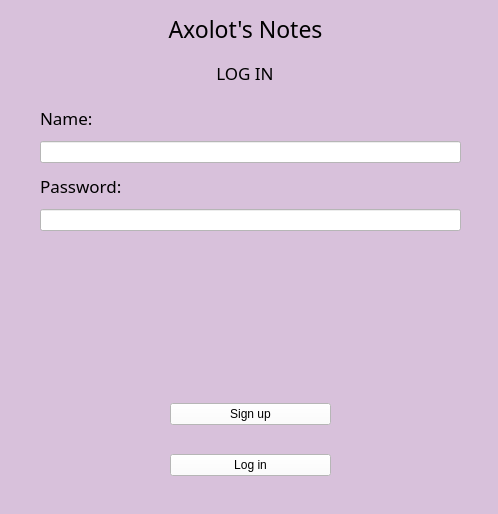
First picture: the form in Interface_files/WindowAccountLogin.ui, repository Ephirious/Notes-TaskManager, before the edit.
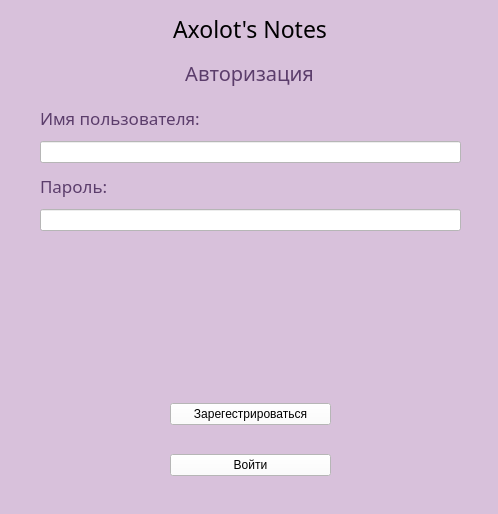
Second picture: the form after the edit. Icons and pictures are not drawn.

The edit to the form file:
```diff
--- a/Interface_files/WindowAccountLogin.ui
+++ b/Interface_files/WindowAccountLogin.ui
@@ -75,7 +75,7 @@
 }</string>
       </property>
       <property name="text">
-       <string>Sign up</string>
+       <string>Зарегестрироваться</string>
       </property>
      </widget>
     </item>
@@ -96,7 +96,7 @@
 }</string>
       </property>
       <property name="text">
-       <string>Log in</string>
+       <string>Войти</string>
       </property>
      </widget>
     </item>
@@ -141,10 +141,11 @@
         <property name="styleSheet">
          <string notr="true">font: 13pt &quot;Sitka&quot;;
 background-color: none;
+color: rgb(91, 61, 107)
 </string>
         </property>
         <property name="text">
-         <string>Name:</string>
+         <string>Имя пользователя:</string>
         </property>
        </widget>
       </item>
@@ -209,10 +210,11 @@
         </property>
         <property name="styleSheet">
          <string notr="true">font: 13pt &quot;Sitka&quot;;
-background-color: none;</string>
+background-color: none;
+color: rgb(91, 61, 107)</string>
         </property>
         <property name="text">
-         <string>Password:</string>
+         <string>Пароль:</string>
         </property>
        </widget>
       </item>
@@ -255,7 +257,7 @@
     <rect>
      <x>140</x>
      <y>10</y>
-     <width>211</width>
+     <width>220</width>
      <height>81</height>
     </rect>
    </property>
@@ -264,7 +266,7 @@
      <widget class="QLabel" name="label_App">
       <property name="font">
        <font>
-        <family>Snap ITC</family>
+        <family>Ravie</family>
         <pointsize>17</pointsize>
         <italic>false</italic>
         <bold>false</bold>
@@ -294,7 +296,7 @@
       <property name="font">
        <font>
         <family>Sitka</family>
-        <pointsize>13</pointsize>
+        <pointsize>15</pointsize>
         <italic>false</italic>
         <bold>false</bold>
        </font>
@@ -306,12 +308,13 @@
        <enum>Qt::LayoutDirection::LeftToRight</enum>
       </property>
       <property name="styleSheet">
-       <string notr="true">font: 13pt &quot;Sitka&quot;;;
+       <string notr="true">font: 15pt &quot;Sitka&quot;;;
 background-color: none;
+color: rgb(91, 61, 107)
 </string>
       </property>
       <property name="text">
-       <string>LOG IN</string>
+       <string>Авторизация</string>
       </property>
       <property name="alignment">
        <set>Qt::AlignmentFlag::AlignCenter</set>
```
Left out of the diff: 2 changed lines with no effect on the pictures.
